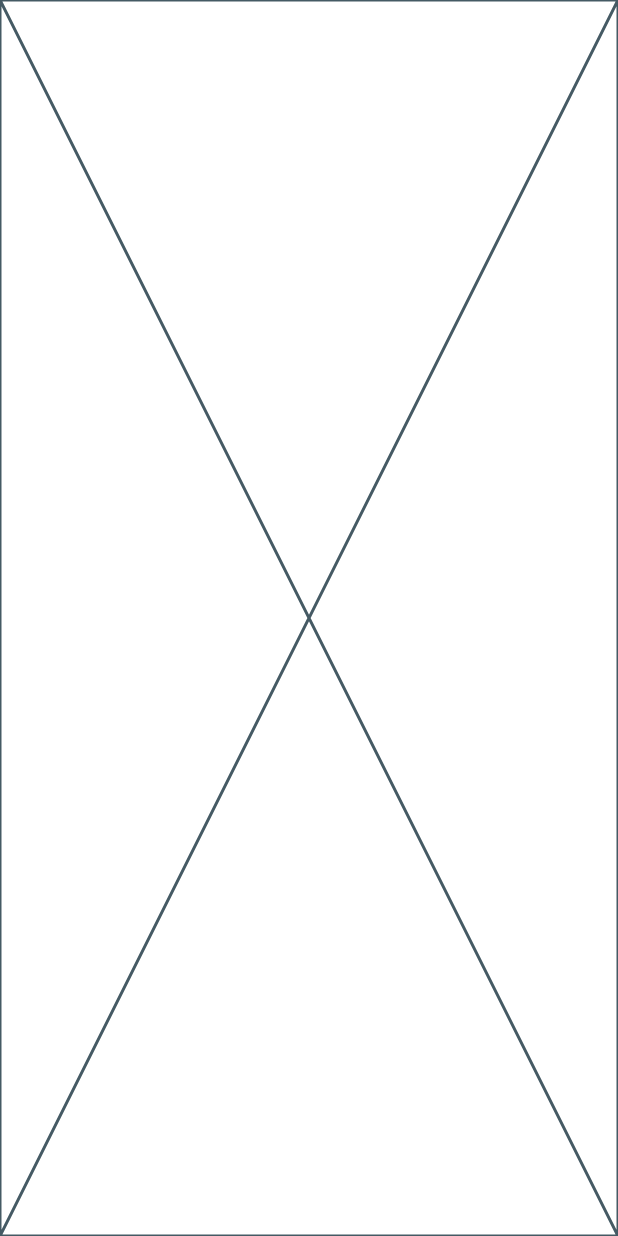
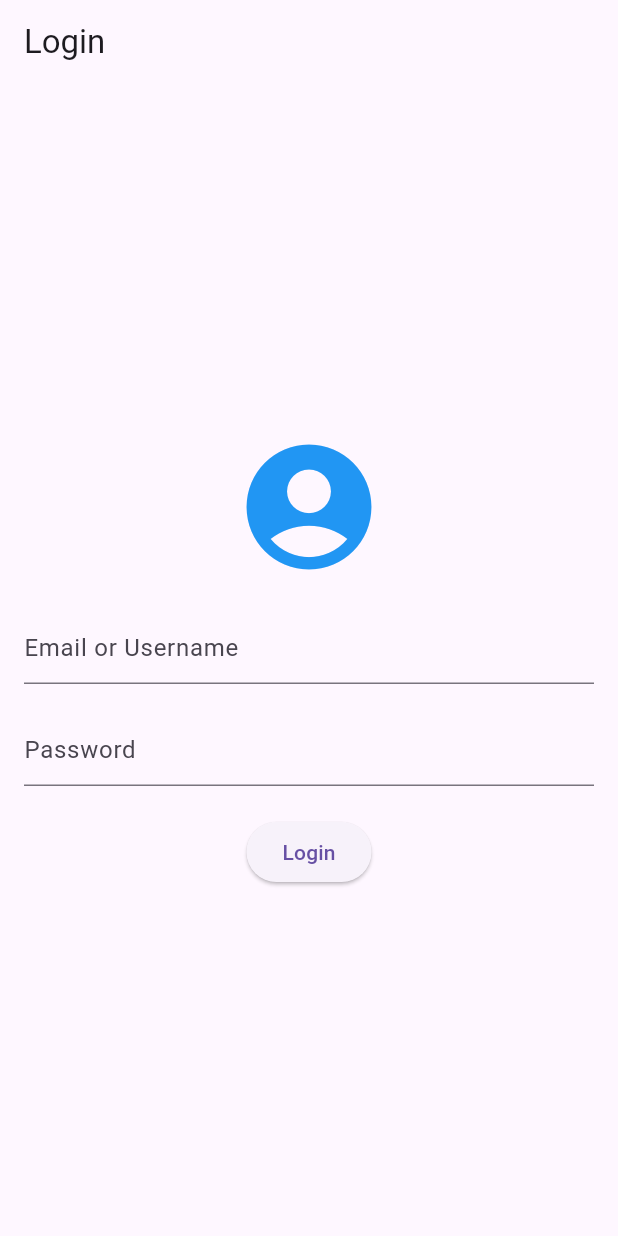
Before and after one commit to IEMDomain04/PixelPulse, a Flutter app: the screen it shows after launch, on a phone screen of 412 x 824 dp. Run offline on Flutter 3.47's test engine with Material 3 defaults, Android fonts, the phone set to English and light mode, and no system bars.

Commit message:
Random Login muna

```diff
--- a/lib/login_page.dart
+++ b/lib/login_page.dart
@@ -1,10 +1,47 @@
 import 'package:flutter/material.dart';
 
 class LoginPage extends StatelessWidget {
-  const LoginPage({super.key});
+  const LoginPage({Key? key}) : super(key: key);
 
   @override
   Widget build(BuildContext context) {
-    return const Placeholder();
+    return Scaffold(
+      appBar: AppBar(
+        title: Text('Login'),
+      ),
+      body: Padding(
+        padding: const EdgeInsets.all(16.0),
+        child: Column(
+          mainAxisAlignment: MainAxisAlignment.center,
+          children: <Widget>[
+            Icon(
+              Icons.account_circle,
+              size: 100.0,
+              color: Colors.blue,
+            ),
+            SizedBox(height: 20.0),
+            TextField(
+              decoration: InputDecoration(
+                hintText: 'Email or Username',
+              ),
+            ),
+            SizedBox(height: 20.0),
+            TextField(
+              decoration: InputDecoration(
+                hintText: 'Password',
+              ),
+              obscureText: true,
+            ),
+            SizedBox(height: 20.0),
+            ElevatedButton(
+              onPressed: () {
+                // Add login functionality here
+              },
+              child: Text('Login'),
+            ),
+          ],
+        ),
+      ),
+    );
   }
 }
```
